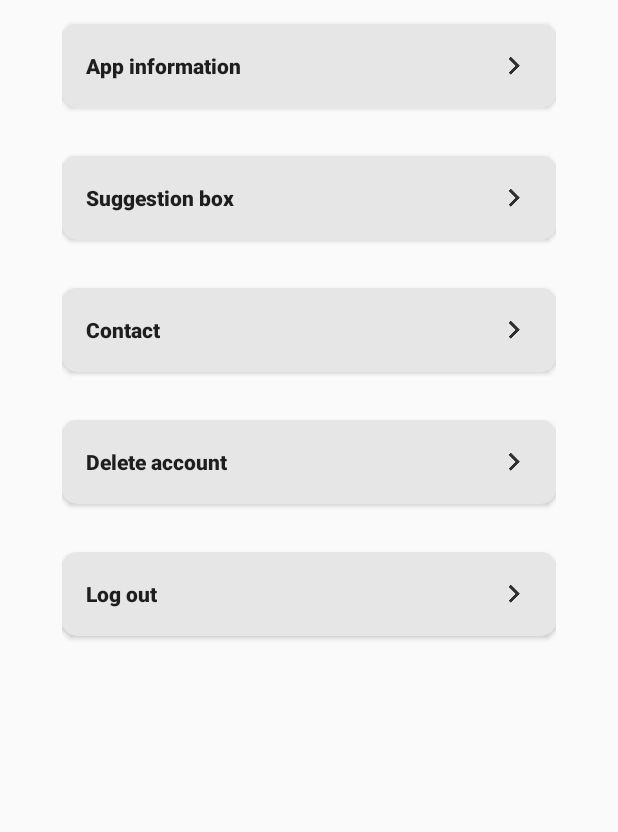
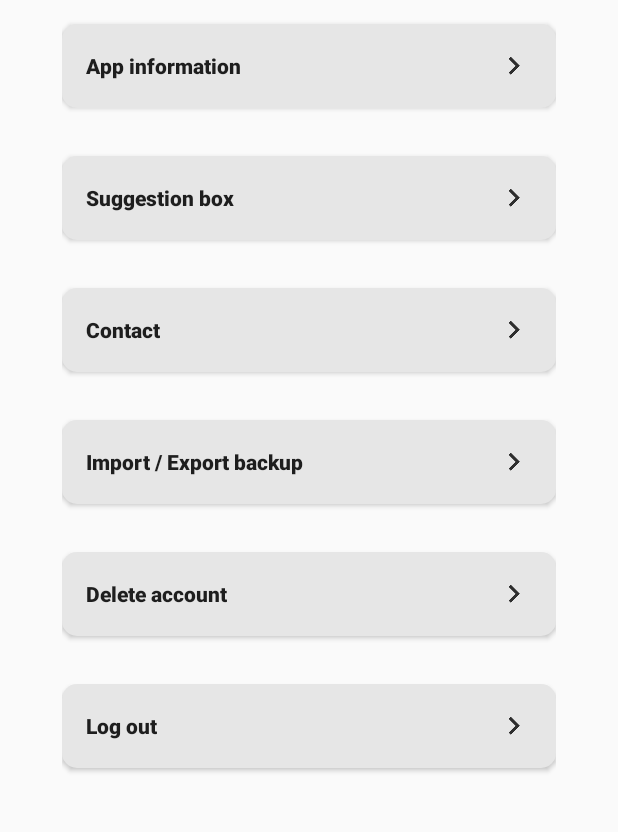
Before and after one commit to dan96and/EventList, an Android app: the MenuInformationView screen opened directly, with no data from a screen before it, on a phone screen of 412 x 824 dp, the part 113-945 px from its top. Run offline under Robolectric (Android 15) with nearby library versions, the phone set to English and light mode, and no system bars; our stand-ins replace Firebase (no records; nobody signed in at launch, a user with empty details on screens opened directly); libraries missing offline, so code that uses them is left out: cn.pedant.

Commit message:
Implementación de la funcionalidad Backup

```diff
--- a/app/src/main/AndroidManifest.xml
+++ b/app/src/main/AndroidManifest.xml
@@ -4,6 +4,7 @@
     package="com.example.eventlist">
 
     <uses-permission android:name="android.permission.INTERNET" />
+    <uses-permission android:name="android.permission.WRITE_EXTERNAL_STORAGE"/>
 
     <application
         android:name=".objects.EventApp"
@@ -31,7 +32,6 @@
             android:exported="true">
             <intent-filter>
                 <action android:name="android.intent.action.MAIN" />
-
                 <category android:name="android.intent.category.LAUNCHER" />
             </intent-filter>
         </activity>
--- a/app/src/main/java/com/example/eventlist/database/dao/EventDao.kt
+++ b/app/src/main/java/com/example/eventlist/database/dao/EventDao.kt
@@ -18,6 +18,9 @@ interface EventDao {
     @Query("SELECT * FROM Events WHERE typeEvent = 'EventUntil' AND deleteEvent = 0 ")
     fun showUntilEvents(): LiveData<List<Event>>
 
+    @Query("SELECT * FROM Events")
+    fun showAllEvents(): List<Event>
+
     @Query("UPDATE Events SET notification = :notification, name = :name, date = :date, typeEvent = :eventType WHERE idEvent = :id")
     fun editEvent(id: Int, notification: Boolean, name: String, date: String, eventType: String)
 
--- a/app/src/main/java/com/example/eventlist/util/Util.kt
+++ b/app/src/main/java/com/example/eventlist/util/Util.kt
@@ -21,6 +21,7 @@ object Util {
     const val TAG_FORGOTPASSWORD = "ForgotPassword"
     const val TAG_DELETEACCOUNT = "DeleteAccount"
     const val TAG_HOME = "Home"
+    const val TAG_EXPORTIMPORTBACKUP = "ExporImportBackup"
 
     //GET CURRENT DATE
     val sdf = SimpleDateFormat("dd/MM/yyyy")
--- a/app/src/main/java/com/example/eventlist/view/activities/InformationView.kt
+++ b/app/src/main/java/com/example/eventlist/view/activities/InformationView.kt
@@ -2,7 +2,6 @@ package com.example.eventlist.view.activities
 
 import androidx.appcompat.app.AppCompatActivity
 import android.os.Bundle
-import com.example.eventlist.R
 import com.example.eventlist.databinding.ActivityInformationViewBinding
 
 class InformationView : AppCompatActivity() {
--- a/app/src/main/java/com/example/eventlist/view/fragments/MenuInformationView.kt
+++ b/app/src/main/java/com/example/eventlist/view/fragments/MenuInformationView.kt
@@ -7,7 +7,9 @@ import androidx.fragment.app.Fragment
 import android.view.LayoutInflater
 import android.view.View
 import android.view.ViewGroup
+import androidx.navigation.findNavController
 import cn.pedant.SweetAlert.SweetAlertDialog
+import com.example.eventlist.R
 import com.example.eventlist.databinding.FragmentMenuInformationViewBinding
 import com.example.eventlist.interfaces.MenuInformationInterface
 import com.example.eventlist.presenter.MenuInformationPresenter
@@ -40,6 +42,10 @@ class MenuInformationView() : Fragment(), MenuInformationInterface.MenuInformati
 
         binding.btnDeleteAccount.setOnClickListener {
             showDialogConfirmDeleteAccount()
+        }
+
+        binding.btnImportExportBackup.setOnClickListener {
+          view.findNavController().navigate(R.id.action_menuInformationView_to_importExportBackupView)
         }
     }
 
--- a/app/src/main/res/layout/fragment_menu_information_view.xml
+++ b/app/src/main/res/layout/fragment_menu_information_view.xml
@@ -51,6 +51,19 @@
             android:textStyle="bold" />
 
         <Button
+            android:id="@+id/btnImportExportBackup"
+            android:layout_width="match_parent"
+            android:layout_height="wrap_content"
+            android:layout_marginTop="32dp"
+            android:background="@drawable/rounded_corners"
+            android:drawableEnd="@drawable/ic_arrow_right"
+            android:padding="16dp"
+            android:text="@string/btn_ImportExportBackup"
+            android:textAlignment="textStart"
+            android:textAllCaps="false"
+            android:textStyle="bold" />
+
+        <Button
             android:id="@+id/btnDeleteAccount"
             android:layout_width="match_parent"
             android:layout_height="wrap_content"
--- a/app/src/main/res/navigation/nav_information_account.xml
+++ b/app/src/main/res/navigation/nav_information_account.xml
@@ -8,5 +8,18 @@
         android:id="@+id/menuInformationView"
         android:name="com.example.eventlist.view.fragments.MenuInformationView"
         android:label="fragment_menu_information_view"
-        tools:layout="@layout/fragment_menu_information_view" />
+        tools:layout="@layout/fragment_menu_information_view" >
+        <action
+            android:id="@+id/action_menuInformationView_to_importExportBackupView"
+            app:destination="@id/importExportBackupView" />
+    </fragment>
+    <fragment
+        android:id="@+id/importExportBackupView"
+        android:name="com.example.eventlist.view.fragments.ImportExportBackupView"
+        android:label="fragment_import_export_backup_view"
+        tools:layout="@layout/fragment_import_export_backup_view" >
+        <action
+            android:id="@+id/action_importExportBackupView_to_menuInformationView"
+            app:destination="@id/menuInformationView" />
+    </fragment>
 </navigation>
--- a/app/src/main/res/values/strings.xml
+++ b/app/src/main/res/values/strings.xml
@@ -48,9 +48,14 @@
     <string name="btn_InformationApp">App information</string>
     <string name="btn_SuggestionBox">Suggestion box</string>
     <string name="btn_Contact">Contact</string>
+    <string name="btn_ImportExportBackup">Import / Export backup</string>
     <string name="btn_DeleteAccount">Delete account</string>
     <string name="btn_LogOut">Log out</string>
     <string name="lbl_Switch">Notification</string>
+
+    //Fragment
+    <string name="btn_ExportData">Backup</string>
+    <string name="btn_ImportData">Restore</string>
 
     //CardView
     <string name="lbl_TitleEvent">Title of the event</string>
--- a/build.gradle
+++ b/build.gradle
@@ -6,7 +6,7 @@ buildscript {
     }
     dependencies {
         classpath 'com.android.tools.build:gradle:7.0.4'
-        classpath 'org.jetbrains.kotlin:kotlin-gradle-plugin:1.6.0'
+        classpath 'org.jetbrains.kotlin:kotlin-gradle-plugin:1.6.10'
         //Firebase
         classpath 'com.google.gms:google-services:4.3.10'
 
```
Also changed, not shown: app/src/main/java/com/example/eventlist/interfaces/ImportExportBackupInterface.kt (added, +28 -0 lines), app/src/main/java/com/example/eventlist/model/ImportExportBackupInteractor.kt (added, +45 -0 lines), app/src/main/java/com/example/eventlist/presenter/ImportExportBackupPresenter.kt (added, +45 -0 lines), app/src/main/java/com/example/eventlist/view/fragments/ImportExportBackupView.kt (added, +70 -0 lines), app/src/main/res/layout/fragment_import_export_backup_view.xml (added, +28 -0 lines).
